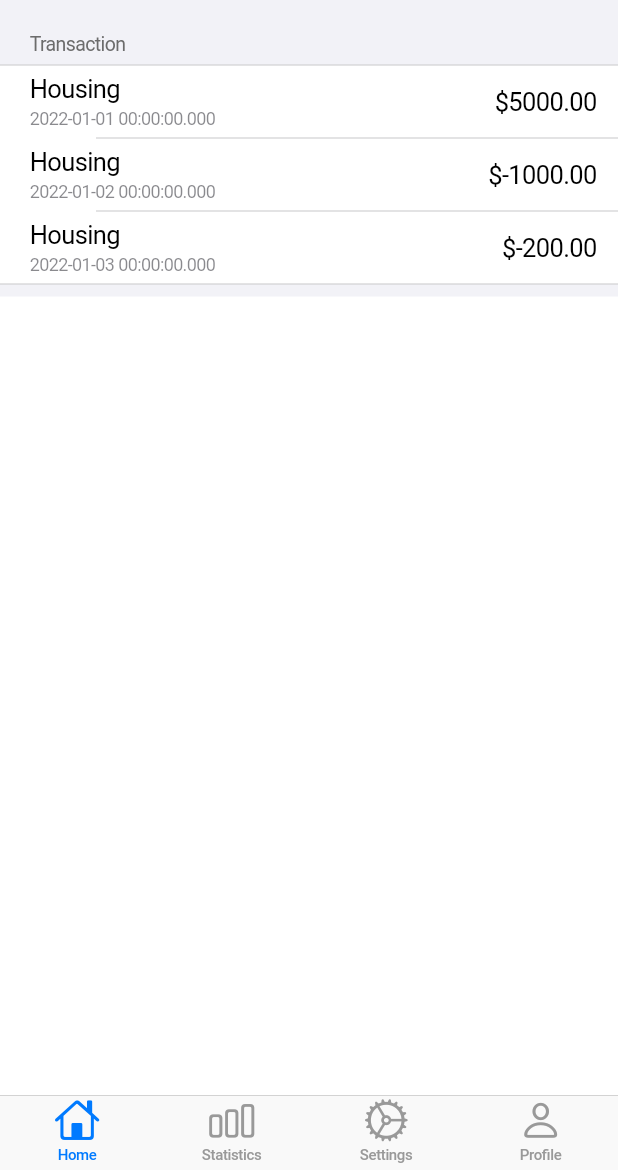
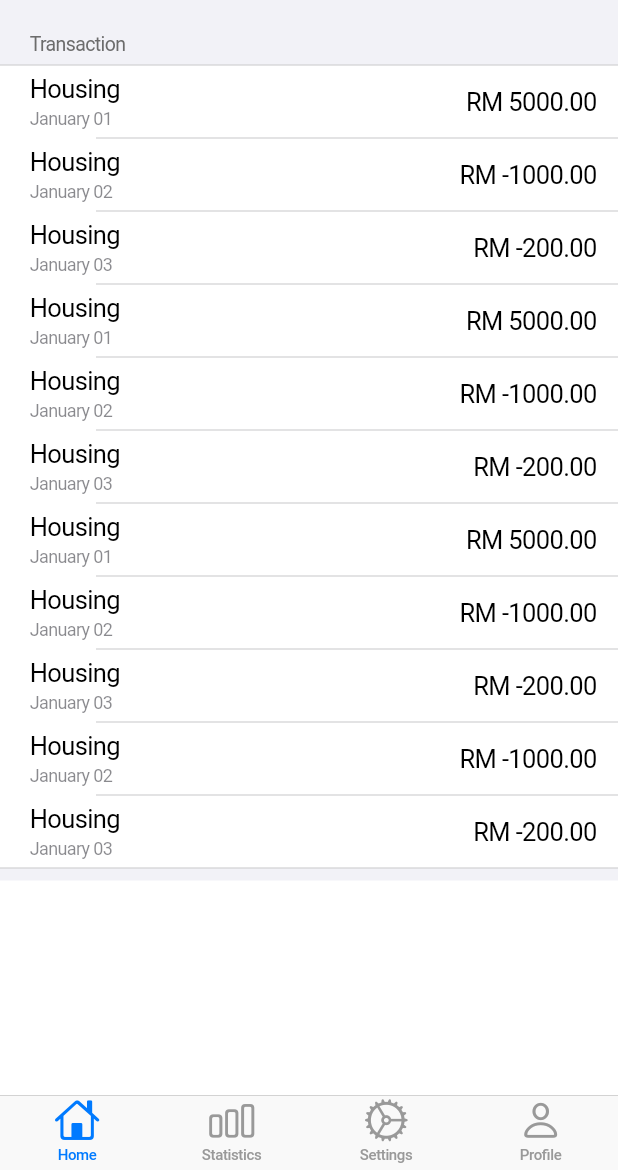
Before and after one commit to syahrinseth/kelas-flutter-finance-tracker, a Flutter app: the HomeScreen screen opened directly, on a phone screen of 412 x 824 dp, the part 66-1236 px from its top. Run offline on Flutter 3.47's test engine with Material 3 defaults, Android fonts, the phone set to English and light mode, and no system bars; our stand-ins replace flutter_onboarding_slider.

Commit message:
Add sample transaction data and format date and amount display in list section

```diff
--- a/lib/views/home_screen.dart
+++ b/lib/views/home_screen.dart
@@ -29,6 +29,70 @@ class _HomeScreenState extends State<HomeScreen> {
     },
     {
       'id': 3,
+      'title': 'Groceries',
+      'amount': -200.00,
+      'date': '2022-01-03',
+      'type': 'expense',
+      'category': 'Housing',
+    },
+    {
+      'id': 4,
+      'title': 'Salary',
+      'amount': 5000.00,
+      'date': '2022-01-01',
+      'type': 'income',
+      'category': 'Housing',
+    },
+    {
+      'id': 5,
+      'title': 'Rent',
+      'amount': -1000.00,
+      'date': '2022-01-02',
+      'type': 'expense',
+      'category': 'Housing',
+    },
+    {
+      'id': 6,
+      'title': 'Groceries',
+      'amount': -200.00,
+      'date': '2022-01-03',
+      'type': 'expense',
+      'category': 'Housing',
+    },
+    {
+      'id': 7,
+      'title': 'Salary',
+      'amount': 5000.00,
+      'date': '2022-01-01',
+      'type': 'income',
+      'category': 'Housing',
+    },
+    {
+      'id': 8,
+      'title': 'Rent',
+      'amount': -1000.00,
+      'date': '2022-01-02',
+      'type': 'expense',
+      'category': 'Housing',
+    },
+    {
+      'id': 9,
+      'title': 'Groceries',
+      'amount': -200.00,
+      'date': '2022-01-03',
+      'type': 'expense',
+      'category': 'Housing',
+    },
+    {
+      'id': 10,
+      'title': 'Rent',
+      'amount': -1000.00,
+      'date': '2022-01-02',
+      'type': 'expense',
+      'category': 'Housing',
+    },
+    {
+      'id': 11,
       'title': 'Groceries',
       'amount': -200.00,
       'date': '2022-01-03',
--- a/lib/widgets/my_list_section.dart
+++ b/lib/widgets/my_list_section.dart
@@ -1,5 +1,6 @@
 import 'package:flutter/cupertino.dart';
 import 'package:flutter_finance_tracker/data/dtos/transaction_dto.dart';
+import 'package:intl/intl.dart';
 
 class MyListSection extends StatelessWidget {
   final String header;
@@ -14,8 +15,8 @@ class MyListSection extends StatelessWidget {
       children: children
           .map((transaction) => CupertinoListTile(
                 title: Text(transaction.description ?? transaction.category),
-                subtitle: Text(transaction.date.toString()),
-                trailing: Text('\$${transaction.amount.toStringAsFixed(2)}'),
+                subtitle: Text(DateFormat('MMMM dd').format(transaction.date)),
+                trailing: Text('RM ${transaction.amount.toStringAsFixed(2)}'),
               ))
           .toList(),
     );
```
